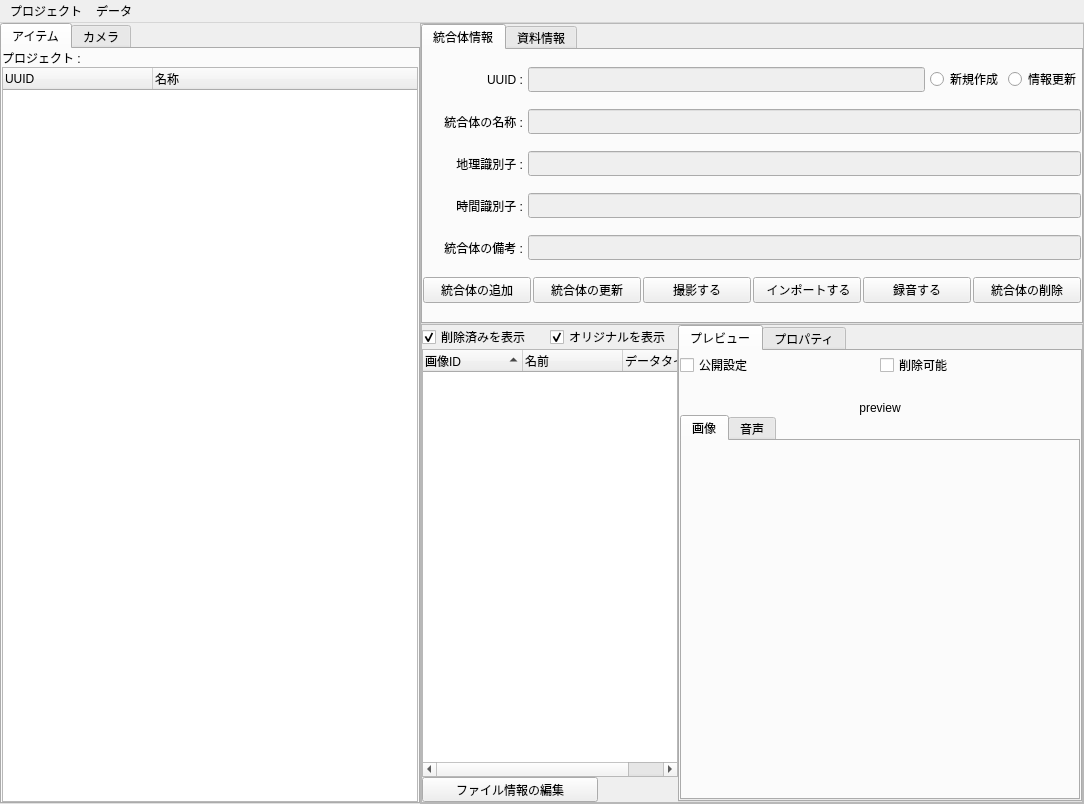
yufujimoto/SurveyDataCollector, file ui/mainWindow.ui: the form before one commit.
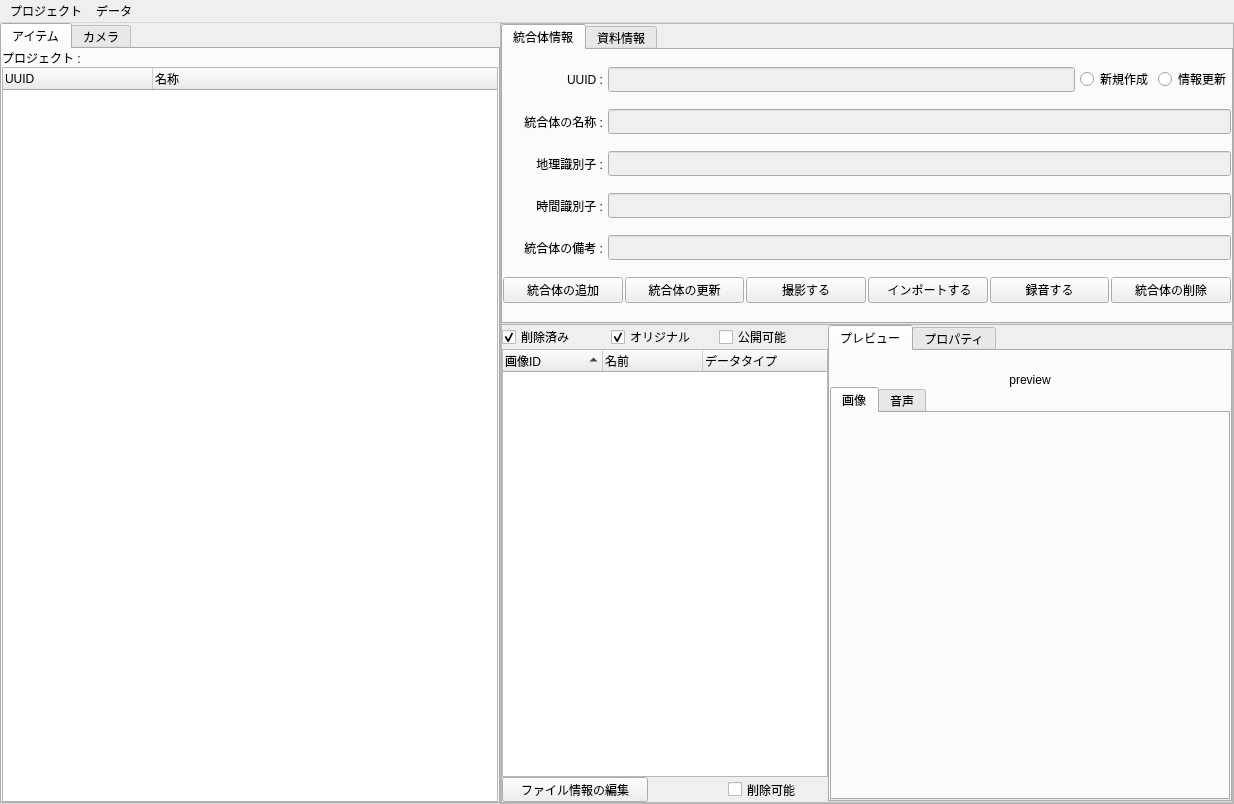
The form after the commit. Icons and pictures are not drawn.

The edit to the form file:
```diff
--- a/ui/mainWindow.ui
+++ b/ui/mainWindow.ui
@@ -6,7 +6,7 @@
    <rect>
     <x>0</x>
     <y>0</y>
-    <width>1084</width>
+    <width>1234</width>
     <height>804</height>
    </rect>
   </property>
@@ -1608,7 +1608,7 @@
               <item>
                <widget class="QCheckBox" name="cbx_fil_deleted">
                 <property name="text">
-                 <string>削除済みを表示</string>
+                 <string>削除済み</string>
                 </property>
                 <property name="checked">
                  <bool>true</bool>
@@ -1618,13 +1618,29 @@
               <item>
                <widget class="QCheckBox" name="cbx_fil_original">
                 <property name="text">
-                 <string>オリジナルを表示</string>
+                 <string>オリジナル</string>
                 </property>
                 <property name="checked">
                  <bool>true</bool>
                 </property>
                </widget>
               </item>
+              <item>
+               <widget class="QCheckBox" name="cbx_fil_pub">
+                <property name="enabled">
+                 <bool>true</bool>
+                </property>
+                <property name="maximumSize">
+                 <size>
+                  <width>16777215</width>
+                  <height>25</height>
+                 </size>
+                </property>
+                <property name="text">
+                 <string>公開可能</string>
+                </property>
+               </widget>
+              </item>
              </layout>
             </item>
             <item>
@@ -1717,6 +1733,22 @@
                 </property>
                </widget>
               </item>
+              <item>
+               <widget class="QCheckBox" name="cbx_fil_edit">
+                <property name="enabled">
+                 <bool>true</bool>
+                </property>
+                <property name="maximumSize">
+                 <size>
+                  <width>100</width>
+                  <height>25</height>
+                 </size>
+                </property>
+                <property name="text">
+                 <string>削除可能</string>
+                </property>
+               </widget>
+              </item>
              </layout>
             </item>
             <item>
@@ -1770,54 +1802,6 @@
                 <property name="topMargin">
                  <number>0</number>
                 </property>
-                <item>
-                 <layout class="QHBoxLayout" name="horizontalLayout_10">
-                  <property name="spacing">
-                   <number>0</number>
-                  </property>
-                  <property name="leftMargin">
-                   <number>0</number>
-                  </property>
-                  <property name="topMargin">
-                   <number>2</number>
-                  </property>
-                  <property name="bottomMargin">
-                   <number>2</number>
-                  </property>
-                  <item>
-                   <widget class="QCheckBox" name="cbx_fil_pub">
-                    <property name="enabled">
-                     <bool>true</bool>
-                    </property>
-                    <property name="maximumSize">
-                     <size>
-                      <width>16777215</width>
-                      <height>25</height>
-                     </size>
-                    </property>
-                    <property name="text">
-                     <string>公開設定</string>
-                    </property>
-                   </widget>
-                  </item>
-                  <item>
-                   <widget class="QCheckBox" name="cbx_fil_edit">
-                    <property name="enabled">
-                     <bool>true</bool>
-                    </property>
-                    <property name="maximumSize">
-                     <size>
-                      <width>16777215</width>
-                      <height>25</height>
-                     </size>
-                    </property>
-                    <property name="text">
-                     <string>削除可能</string>
-                    </property>
-                   </widget>
-                  </item>
-                 </layout>
-                </item>
                 <item>
                  <layout class="QVBoxLayout" name="verticalLayout_10">
                   <property name="spacing">
@@ -2205,7 +2189,7 @@
     <rect>
      <x>0</x>
      <y>0</y>
-     <width>1084</width>
+     <width>1234</width>
      <height>23</height>
     </rect>
    </property>
```
Left out of the diff: 2 changed lines with no effect on the pictures.
